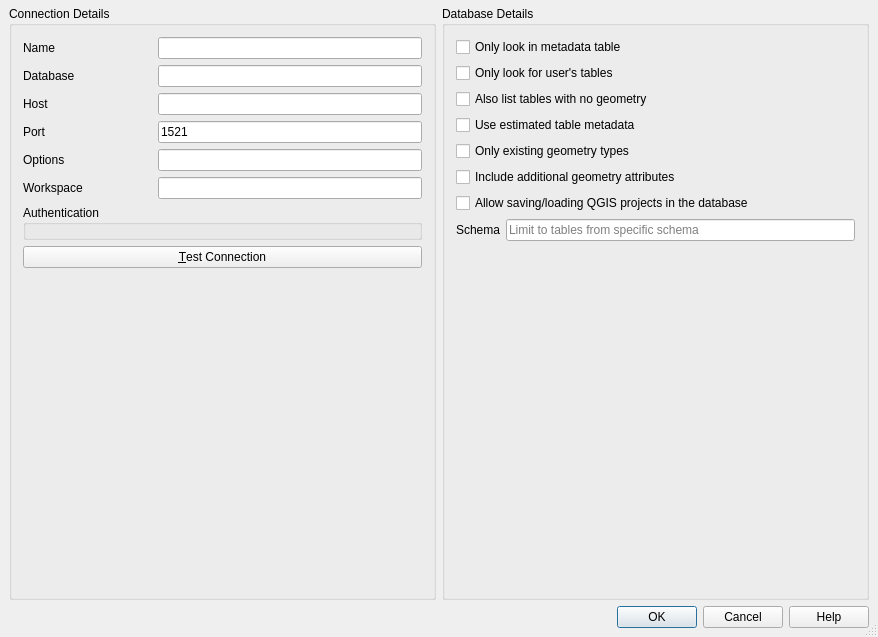
Qt form src/ui/qgsoraclenewconnectionbase.ui (carsmie/QGIS) before a commit.
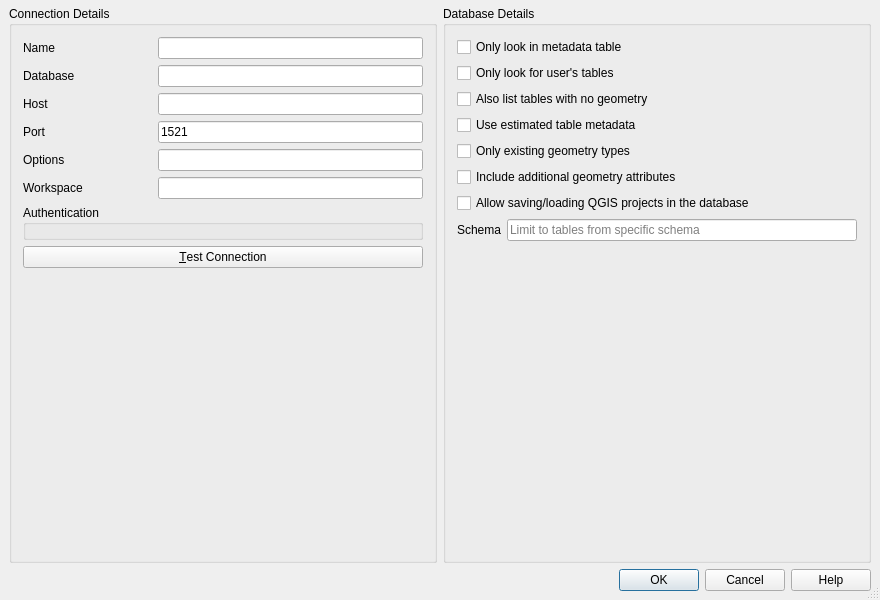
The same form after that commit. Custom widgets are drawn as their Qt base class.

Commit message: [ui] Fix various new connection dialog spacing and size

```diff
--- a/src/ui/qgsoraclenewconnectionbase.ui
+++ b/src/ui/qgsoraclenewconnectionbase.ui
@@ -6,8 +6,8 @@
    <rect>
     <x>0</x>
     <y>0</y>
-    <width>878</width>
-    <height>637</height>
+    <width>880</width>
+    <height>600</height>
    </rect>
   </property>
   <property name="windowTitle">
@@ -192,6 +192,12 @@
      <layout class="QGridLayout" name="gridLayout_4">
       <item row="7" column="0">
        <widget class="QLabel" name="TextLabel3_5">
+        <property name="sizePolicy">
+         <sizepolicy hsizetype="Preferred" vsizetype="Fixed">
+          <horstretch>0</horstretch>
+          <verstretch>0</verstretch>
+         </sizepolicy>
+        </property>
         <property name="text">
          <string>Schema</string>
         </property>
```
Left out of the diff: 14 changed lines with no effect on the pictures. The commit also changes 4 other files.
